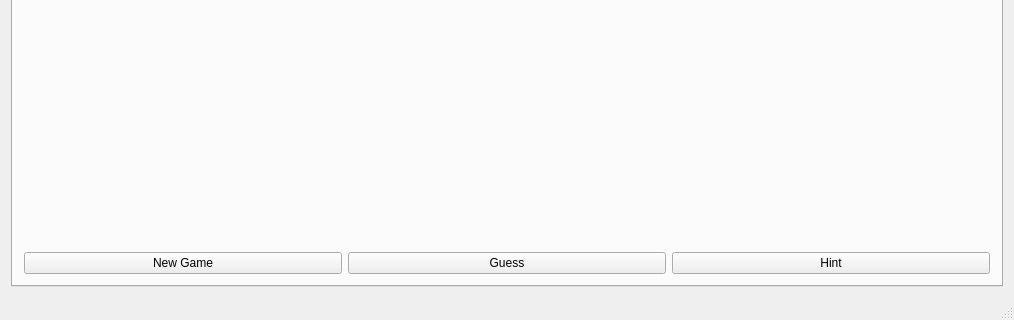
Old version of the form CapstoneCryptography/forms/mainwindow.ui in the repository egandunning/learn-crypto; both pictures show x 0 to 1014 and y 328 to 648 of the 1014 by 648 pixel window.
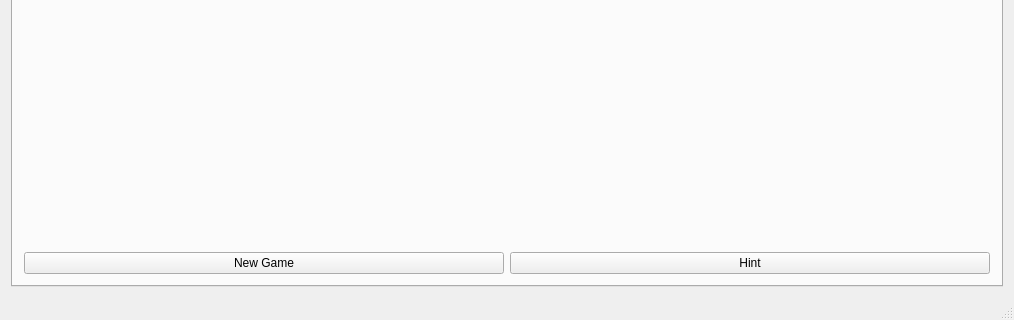
New version of the form.

Commit message: Modified cryptogame to automatically see if the guess is the right answer

Diff of the .ui file:
```diff
--- a/CapstoneCryptography/forms/mainwindow.ui
+++ b/CapstoneCryptography/forms/mainwindow.ui
@@ -27,7 +27,7 @@
           <string>Game</string>
          </attribute>
          <layout class="QGridLayout" name="gridLayout_3">
-          <item row="3" column="2">
+          <item row="3" column="1">
            <widget class="QPushButton" name="pushButton_3">
             <property name="text">
              <string>Hint</string>
@@ -41,17 +41,10 @@
             </property>
            </widget>
           </item>
-          <item row="3" column="1">
-           <widget class="QPushButton" name="pushButton_2">
-            <property name="text">
-             <string>Guess</string>
-            </property>
-           </widget>
-          </item>
-          <item row="1" column="0" rowspan="2" colspan="3">
+          <item row="1" column="0" rowspan="2" colspan="2">
            <layout class="QHBoxLayout" name="layoutForButtons"/>
           </item>
-          <item row="0" column="0" colspan="3">
+          <item row="0" column="0" colspan="2">
            <layout class="QHBoxLayout" name="layoutForLabels"/>
           </item>
          </layout>
@@ -640,7 +633,7 @@
      <x>0</x>
      <y>0</y>
      <width>1014</width>
-     <height>25</height>
+     <height>27</height>
     </rect>
    </property>
   </widget>
```
The commit also changes 4 other files.
